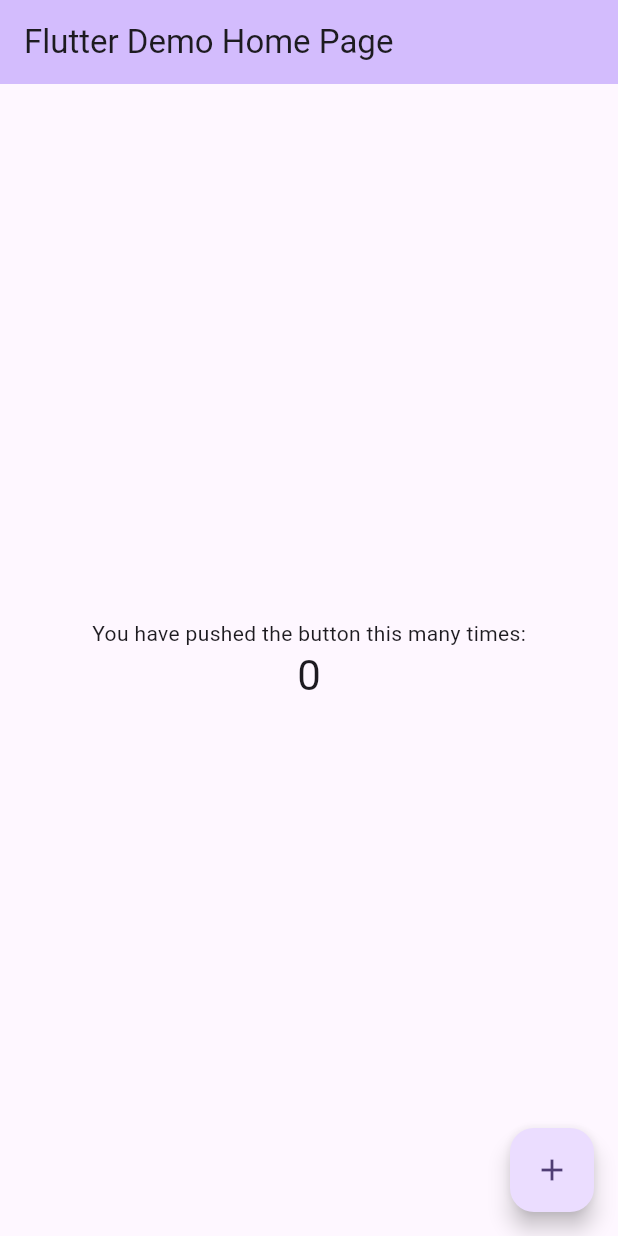
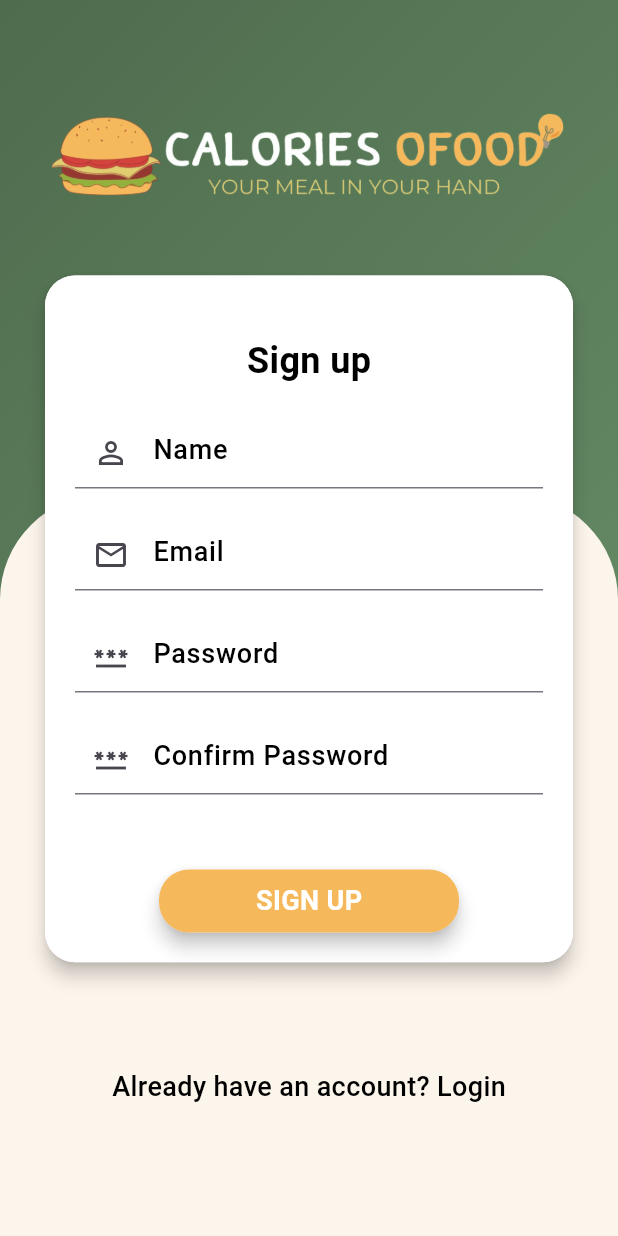
Before and after one commit to Morninguoou/Calories-Ofood-App, a Flutter app: the screen it shows after launch, on a phone screen of 412 x 824 dp. Run offline on Flutter 3.47's test engine with Material 3 defaults, Android fonts, the phone set to English and light mode, and no system bars; Roboto replaces fonts that are missing (Poppins).

Commit message:
Create: Login and Register Page

```diff
--- a/lib/main.dart
+++ b/lib/main.dart
@@ -1,4 +1,6 @@
 import 'package:flutter/material.dart';
+import 'package:projectapp/screens/login.dart';
+import 'package:projectapp/screens/signup.dart';
 
 void main() {
   runApp(const MyApp());
@@ -31,7 +33,7 @@ class MyApp extends StatelessWidget {
         colorScheme: ColorScheme.fromSeed(seedColor: Colors.deepPurple),
         useMaterial3: true,
       ),
-      home: const MyHomePage(title: 'Flutter Demo Home Page'),
+      home: Signup(),
     );
   }
 }
--- /dev/null
+++ b/lib/screens/signup.dart
@@ -0,0 +1,129 @@
+import 'package:flutter/material.dart';
+import 'package:projectapp/screens/login.dart';
+import 'package:projectapp/widget/widget_support.dart';
+
+class Signup extends StatefulWidget {
+  const Signup({super.key});
+
+  @override
+  State<Signup> createState() => _SignupState();
+}
+
+class _SignupState extends State<Signup> {
+  @override
+  Widget build(BuildContext context) {
+    return Scaffold(
+      body: Container(child:
+        Stack(children: [
+          Container(
+            width: MediaQuery.of(context).size.width,
+            height: MediaQuery.of(context).size.height/2,
+            decoration: const BoxDecoration(
+              gradient: LinearGradient(
+                begin: Alignment.topLeft,
+                end: Alignment.bottomRight,
+                colors: [
+                Color.fromARGB(255, 79, 108, 78),
+                Color.fromARGB(255, 99, 136, 98),
+              ])
+            ),
+          ),
+          Container(
+            margin: EdgeInsets.only(top: MediaQuery.of(context).size.height/2.5),
+            height: MediaQuery.of(context).size.height,
+            width: MediaQuery.of(context).size.width,
+            decoration: const BoxDecoration(
+              color: Color.fromARGB(255, 252, 245, 236),
+              borderRadius: BorderRadius.only(topLeft: Radius.circular(70), topRight: Radius.circular(70))
+              ),
+            child:
+              const Text(""),
+          ),
+          Container(
+            margin: const EdgeInsets.only(top: 70, left: 30, right: 30),
+            child: Column(children: [
+              Center(child: Image.asset("asset/images/logo.png", width: MediaQuery.of(context).size.width/1.2,fit: BoxFit.cover,)),
+              const SizedBox(height: 50,),
+              Material(
+                elevation: 5,
+                borderRadius: BorderRadius.circular(20),
+                child: Container(
+                  padding: const EdgeInsets.only(left: 20,right: 20),
+                  width: MediaQuery.of(context).size.width,
+                  height: MediaQuery.of(context).size.height/1.8,
+                  decoration: BoxDecoration(color: Colors.white, borderRadius: BorderRadius.circular(20)),
+                  child:
+                    Column(children: [
+                      const SizedBox(height: 40,),
+                      Text("Sign up", style: AppWidget.headlineTextFeildStyle(),),
+                      const SizedBox(height: 20,),
+                      TextField(
+                        decoration: InputDecoration(
+                          hintText: "Name",
+                          hintStyle: AppWidget.semiBoldTextFeildStyle(),
+                          prefixIcon: const Icon(Icons.person_outline)
+                        ),
+                      ),
+                      const SizedBox(height: 20,),
+                      TextField(
+                        decoration: InputDecoration(
+                          hintText: "Email",
+                          hintStyle: AppWidget.semiBoldTextFeildStyle(),
+                          prefixIcon: const Icon(Icons.email_outlined)
+                        ),
+                      ),
+                      const SizedBox(height: 20,),
+                      TextField(
+                        obscureText: true,
+                        decoration: InputDecoration(
+                          hintText: "Password",
+                          hintStyle: AppWidget.semiBoldTextFeildStyle(),
+                          prefixIcon: Icon(Icons.password_outlined)
+                        ),
+                      ),
+                      const SizedBox(height: 20,),
+                      TextField(
+                        obscureText: true,
+                        decoration: InputDecoration(
+                          hintText: "Confirm Password",
+                          hintStyle: AppWidget.semiBoldTextFeildStyle(),
+                          prefixIcon: Icon(Icons.password_outlined)
+                        ),
+                      ),
+                      const SizedBox(height: 50,),
+                      Material(
+                        elevation: 5,
+                        borderRadius: BorderRadius.circular(20),
+                        child: Container(
+                          padding: const EdgeInsets.symmetric(vertical: 8),
+                          width: 200,
+                          decoration: BoxDecoration(color: const Color.fromARGB(255, 245, 185, 92),borderRadius: BorderRadius.circular(20)),
+                          child: const Center(
+                            child: Text(
+                              "SIGN UP",
+                              style: TextStyle(
+                                color: Colors.white,
+                                fontSize: 18,
+                                fontWeight: FontWeight.bold,
+                                fontFamily: 'Poppins'),
+                              )
+                            )
+                        ),
+                      ),
+                    ],),
+                ),
+              ),
+              const SizedBox(height: 70,),
+              GestureDetector(
+                onTap: (){
+                  Navigator.push(context, MaterialPageRoute(builder: (context) => Login()));
+                },
+                child: Text("Already have an account? Login",style: AppWidget.semiBoldTextFeildStyle(),)
+              )
+            ],),
+          ),
+        ],)
+      ,),
+    );
+  }
+}
--- /dev/null
+++ b/lib/widget/widget_support.dart
@@ -0,0 +1,38 @@
+import 'package:flutter/material.dart';
+
+class AppWidget {
+  static TextStyle headlineTextFeildStyle() {
+    return const TextStyle(
+      color: Colors.black,
+      fontSize: 24,
+      fontWeight: FontWeight.bold,
+      fontFamily: 'Poppins',
+    );
+  }
+  static TextStyle boldTextFeildStyle() {
+    return const TextStyle(
+      color: Colors.black,
+      fontSize: 20,
+      fontWeight: FontWeight.bold,
+      fontFamily: 'Poppins',
+    );
+  }
+  static TextStyle semiBoldTextFeildStyle() {
+    return const TextStyle(
+      color: Colors.black,
+      fontSize: 18,
+      fontWeight: FontWeight.w500,
+      fontFamily: 'Poppins',
+    );
+  }
+  static TextStyle lightTextFeildStyle() {
+    return const TextStyle(
+      color: Colors.black38,
+      fontSize: 15,
+      fontWeight: FontWeight.w500,
+      fontFamily: 'Poppins',
+    );
+  }
+
+
+}
```
Also changed, not shown: lib/screens/login.dart (added, +118 -0 lines), asset/images/logo.png (added).
